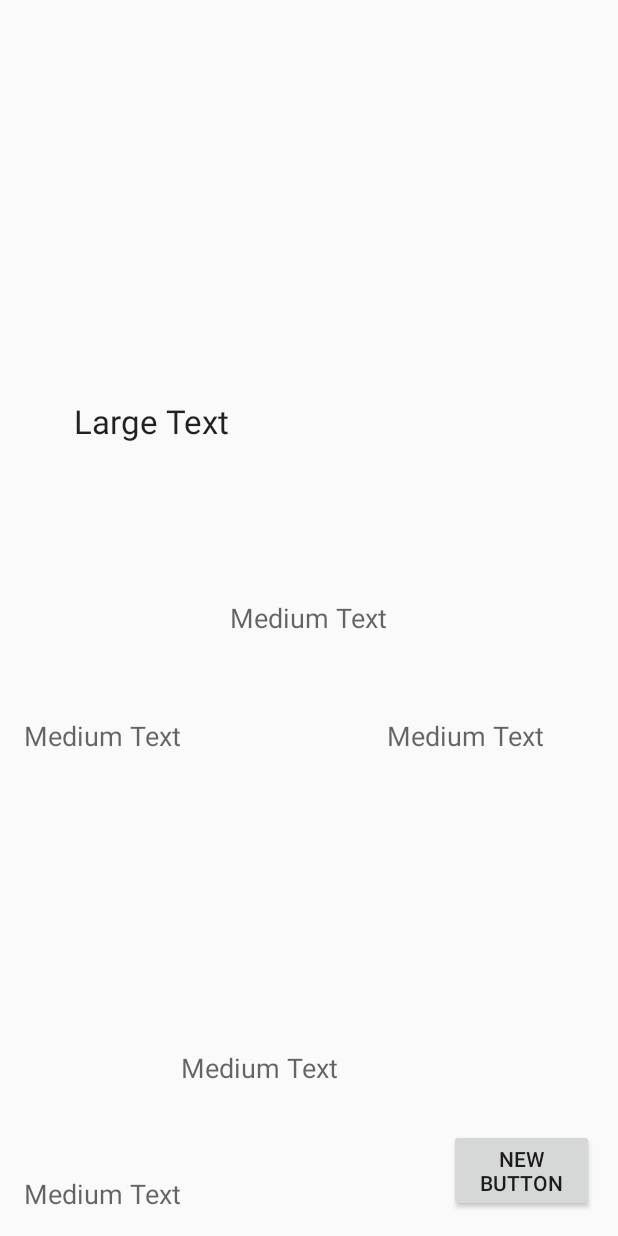
After one commit to Gaffas89/AndroidTremble, an Android app: the layout activity_list_item_view.xml on its own in the app's theme, with its tools: preview values and no code run, on a phone screen of 412 x 824 dp. The commit adds this screen. Run offline under Robolectric (Android 15) with nearby library versions, the phone set to English and light mode, and no system bars; network calls fail.

Commit message:
MADE STUFF WORK @_@

```diff
--- a/app/src/main/java/com/techzonecs/tremble/utilities/SessionConnection.java
+++ b/app/src/main/java/com/techzonecs/tremble/utilities/SessionConnection.java
@@ -51,6 +51,7 @@ public class SessionConnection {
 
                         sessionArrayList.add(sess);
                     }
+                    Log.d("test",sessionArrayList.toString());
 
                 }catch (Exception e){
                     e.printStackTrace();
@@ -66,7 +67,7 @@ public class SessionConnection {
         });
 
 // Adding request to request queue
-       AppController.getInstance().addToRequestQueue(strReq, tag_string_req);
+        AppController.getInstance().addToRequestQueue(strReq, tag_string_req);
         return sessionArrayList;
     }
 }
--- /dev/null
+++ b/app/src/main/res/layout/activity_list_item_view.xml
@@ -0,0 +1,80 @@
+<?xml version="1.0" encoding="utf-8"?>
+<RelativeLayout xmlns:android="http://schemas.android.com/apk/res/android"
+    xmlns:tools="http://schemas.android.com/tools" android:layout_width="match_parent"
+    android:layout_height="match_parent" android:paddingLeft="@dimen/activity_horizontal_margin"
+    android:paddingRight="@dimen/activity_horizontal_margin"
+    android:paddingTop="@dimen/activity_vertical_margin"
+    android:paddingBottom="@dimen/activity_vertical_margin"
+    tools:context="com.techzonecs.tremble.controller.ListItemViewActivity">
+
+    <TextView
+        android:layout_width="wrap_content"
+        android:layout_height="wrap_content"
+        android:textAppearance="?android:attr/textAppearanceLarge"
+        android:text="Large Text"
+        android:id="@+id/tv_course_name"
+        android:layout_gravity="center_horizontal"
+        android:layout_above="@+id/tv_zone"
+        android:layout_toStartOf="@+id/tv_zone"
+        android:layout_marginBottom="104dp" />
+
+    <TextView
+        android:layout_width="wrap_content"
+        android:layout_height="wrap_content"
+        android:textAppearance="?android:attr/textAppearanceMedium"
+        android:text="Medium Text"
+        android:id="@+id/tv_class_name"
+        android:layout_alignParentBottom="true"
+        android:layout_alignParentStart="true" />
+
+    <TextView
+        android:layout_width="wrap_content"
+        android:layout_height="wrap_content"
+        android:textAppearance="?android:attr/textAppearanceMedium"
+        android:text="Medium Text"
+        android:id="@+id/tv_trainer_name"
+        android:layout_below="@+id/tv_zone"
+        android:layout_alignParentStart="true"
+        android:layout_marginTop="54dp" />
+
+    <TextView
+        android:layout_width="wrap_content"
+        android:layout_height="wrap_content"
+        android:textAppearance="?android:attr/textAppearanceMedium"
+        android:text="Medium Text"
+        android:id="@+id/tv_date"
+        android:clickable="false"
+        android:layout_alignBaseline="@+id/tv_trainer_name"
+        android:layout_alignBottom="@+id/tv_trainer_name"
+        android:layout_toEndOf="@+id/tv_zone" />
+
+    <TextView
+        android:layout_width="wrap_content"
+        android:layout_height="wrap_content"
+        android:textAppearance="?android:attr/textAppearanceMedium"
+        android:text="Medium Text"
+        android:id="@+id/tv_location_name"
+        android:layout_alignParentBottom="true"
+        android:layout_toEndOf="@+id/tv_class_name"
+        android:layout_marginBottom="84dp" />
+
+    <TextView
+        android:layout_width="wrap_content"
+        android:layout_height="wrap_content"
+        android:textAppearance="?android:attr/textAppearanceMedium"
+        android:text="Medium Text"
+        android:id="@+id/tv_zone"
+        android:layout_centerVertical="true"
+        android:layout_centerHorizontal="true" />
+
+    <Button
+        android:layout_width="wrap_content"
+        android:layout_height="wrap_content"
+        android:text="New Button"
+        android:id="@+id/btn_location_gps"
+        android:layout_gravity="center_horizontal"
+        android:layout_alignParentBottom="true"
+        android:layout_alignStart="@+id/tv_date"
+        android:layout_marginStart="41dp" />
+
+</RelativeLayout>
```
Also changed, not shown: app/src/main/AndroidManifest.xml (+6 -2 lines), app/src/main/java/com/techzonecs/tremble/controller/CustomSessionAdaptor.java (+4 -11 lines), app/src/main/java/com/techzonecs/tremble/controller/EditProfileActivity.java (added, +15 -0 lines), app/src/main/java/com/techzonecs/tremble/controller/ListItemViewActivity.java (added, +44 -0 lines), app/src/main/java/com/techzonecs/tremble/controller/SessionListViewActivity.java (+28 -3 lines), app/src/main/res/layout/activity_edit_profile.xml (added, +10 -0 lines), app/src/main/res/layout/session_list_item.xml (+0 -36 lines).
